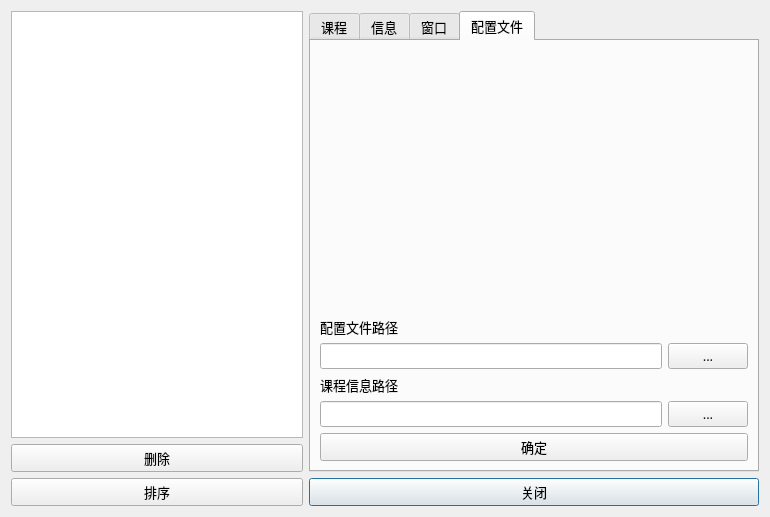
This is TimeTable-Qt/settings.ui in SHM-white/TimeTable-Qt as Qt 5 draws it before an edit. The edited form follows.
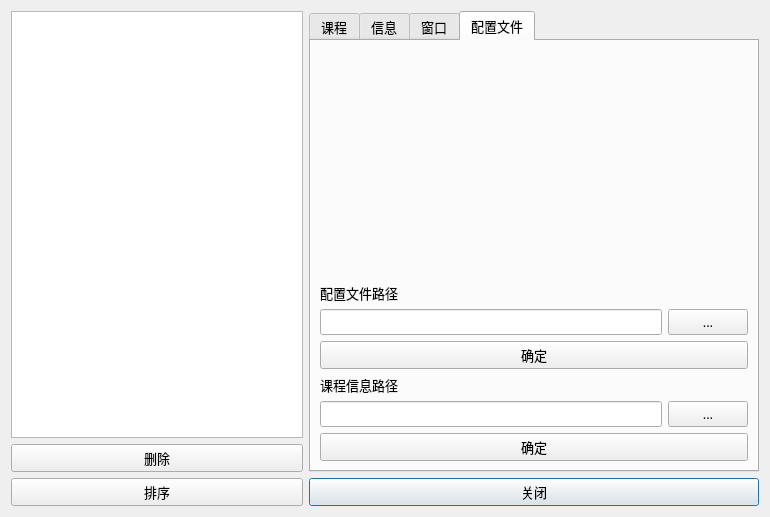
This is the edited form. The open tabs and pages were chosen to show the change. Icons and pictures are not drawn.

Commit message: 完善功能

Diff of the .ui file:
```diff
--- a/TimeTable-Qt/settings.ui
+++ b/TimeTable-Qt/settings.ui
@@ -653,6 +653,13 @@
                </item>
               </layout>
              </item>
+             <item>
+              <widget class="QPushButton" name="pushButton_applyConfigPath">
+               <property name="text">
+                <string>确定</string>
+               </property>
+              </widget>
+             </item>
              <item>
               <widget class="QLabel" name="label_2">
                <property name="text">
```
Left out of the diff: 10 changed lines with no effect on the pictures. The commit also changes 2 other files.
